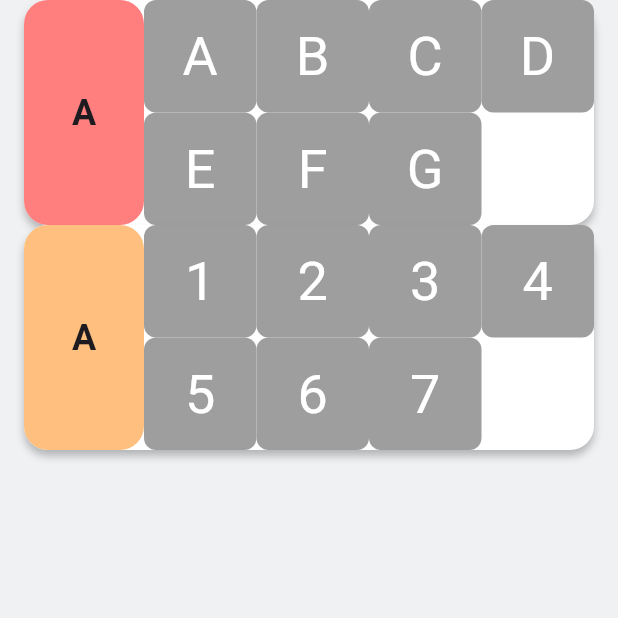
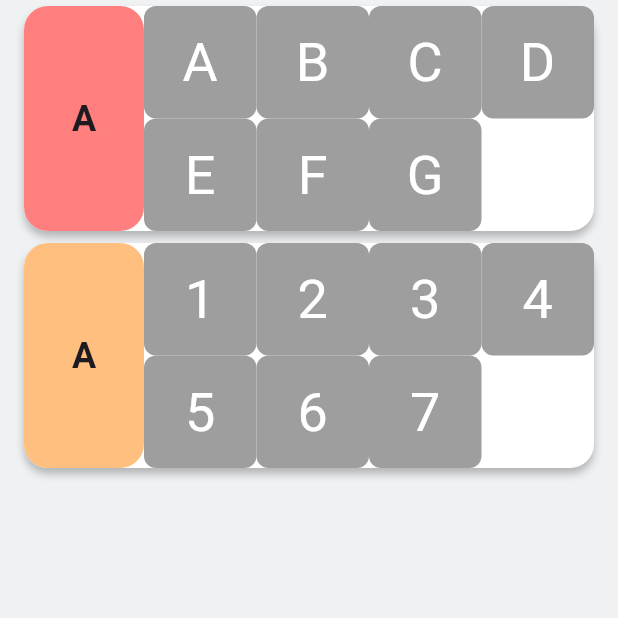
Before and after one commit to kapustamangusta/tier_list, a Flutter app: the screen it shows after launch, on a phone screen of 412 x 824 dp, the top half of it. Run offline on Flutter 3.47's test engine with Material 3 defaults, Android fonts, the light colour scheme and no system bars; our stand-ins replace dotted_border; missing offline and left inert: super_drag_and_drop.

Commit message:
add padding for elements of listview categories

```diff
--- a/lib/categories/view/categories_page.dart
+++ b/lib/categories/view/categories_page.dart
@@ -3,7 +3,6 @@ import 'dart:math';
 import 'package:flutter/material.dart';
 import 'package:tier_list_maker/categories/widgets/widgets.dart';
 import 'package:tier_list_maker/core/core.dart';
-
 
 class CategoriesPage extends StatefulWidget {
   const CategoriesPage({super.key});
@@ -115,8 +114,10 @@ class _CategoriesPageState extends State<CategoriesPage> {
           });
         },
         children: [
-          CategoryCard(
+          Padding(
+            padding: const EdgeInsets.symmetric(vertical: 4),
             key: Key(upper[0].join()),
+            child: CategoryCard(
               color: const Color(0xFFFF7F7F),
               columns: columns,
               itemSpacing: itemSpacing,
@@ -132,14 +133,20 @@ class _CategoriesPageState extends State<CategoriesPage> {
               dragStart: dragStart?.$2 == Panel.upper && dragStart?.$3 == 0
                   ? dragStart
                   : null,
-            dropPreview: dropPreview?.$2 == Panel.upper && dropPreview?.$3 == 0
+              dropPreview:
+                  dropPreview?.$2 == Panel.upper && dropPreview?.$3 == 0
                       ? dropPreview
                       : null,
-            hoveringData: dropPreview?.$2 == Panel.upper && dropPreview?.$3 == 0
+              hoveringData:
+                  dropPreview?.$2 == Panel.upper && dropPreview?.$3 == 0
                       ? hoveringData
                       : null,
             ),
-          CategoryCard(
+          ),
+          Padding(
+            key: Key(upper[1].join()),
+            padding: const EdgeInsets.symmetric(vertical: 4),
+            child: CategoryCard(
               key: Key(upper[1].join()),
               color: const Color(0xFFFFBF7F),
               columns: columns,
@@ -156,12 +163,15 @@ class _CategoriesPageState extends State<CategoriesPage> {
               dragStart: dragStart?.$2 == Panel.upper && dragStart?.$3 == 1
                   ? dragStart
                   : null,
-            dropPreview: dropPreview?.$2 == Panel.upper && dropPreview?.$3 == 1
+              dropPreview:
+                  dropPreview?.$2 == Panel.upper && dropPreview?.$3 == 1
                       ? dropPreview
                       : null,
-            hoveringData: dropPreview?.$2 == Panel.upper && dropPreview?.$3 == 1
+              hoveringData:
+                  dropPreview?.$2 == Panel.upper && dropPreview?.$3 == 1
                       ? hoveringData
                       : null,
+            ),
           ),
         ],
       ),
```
Lines whose indentation alone changed are shown as unchanged.
